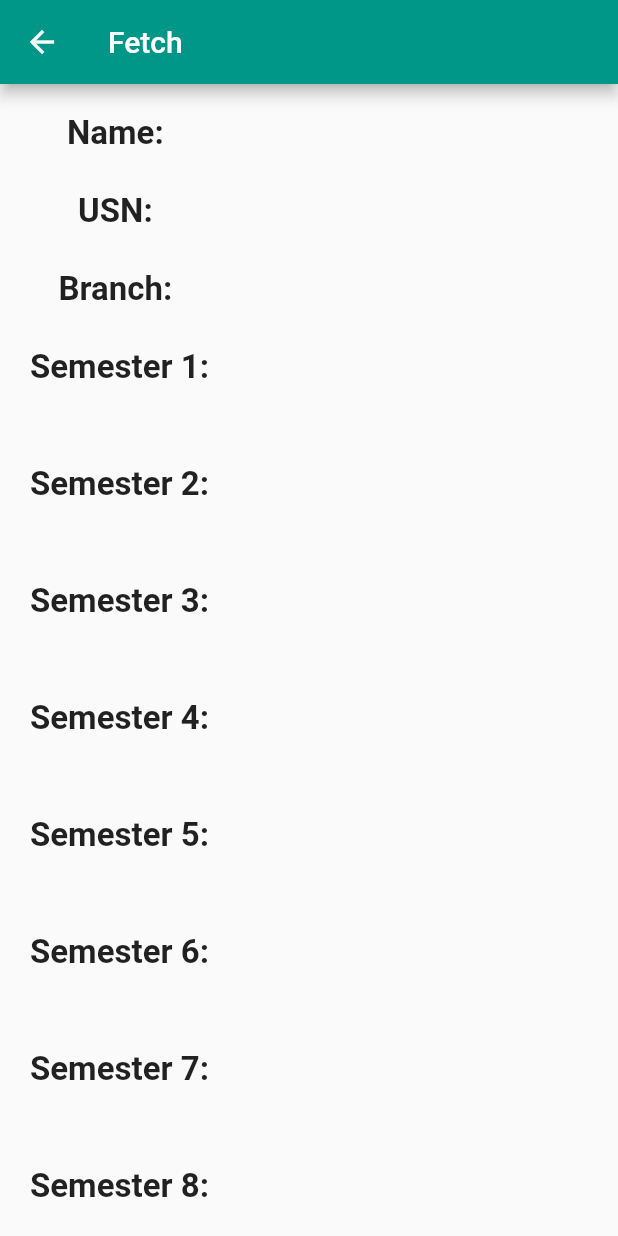
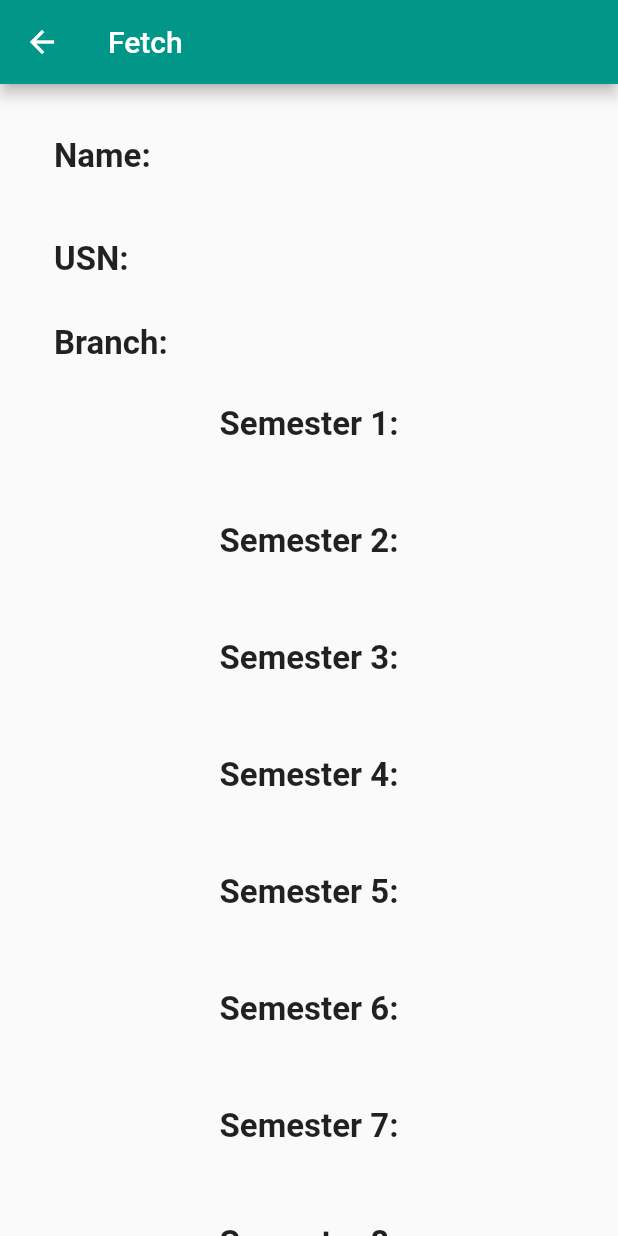
Before and after one commit to ioxvar/BEC-plugin, a Flutter app: the Fetch screen opened directly, on a phone screen of 412 x 824 dp. Run offline on Flutter 3.47's test engine with Material 2 defaults, Android fonts, the phone set to English and light mode, and no system bars; our stand-ins replace cloud_firestore, firebase_auth, firebase_core; accounts and stored records are empty; Roboto replaces fonts that are missing (Montserrat).

Commit message:
ListTile instead of text for fetch

```diff
--- a/lib/semesters/datafetch.dart
+++ b/lib/semesters/datafetch.dart
@@ -56,7 +56,8 @@
                         padding: EdgeInsets.all(20),
                         child: Column(
                           children: <Widget>[
-                            Text(
+                            ListTile(
+                              leading: Text(
                                 "Name: ${data['Name']}",
                                 style: TextStyle(
                                   fontSize: 22,
@@ -64,7 +65,9 @@
                                   fontFamily: 'Montserrat',
                                 ),
                               ),
-                            Text(
+                            ),
+                            ListTile(
+                              leading: Text(
                                 "\nUSN: ${data['USN']}",
                                 style: TextStyle(
                                   fontSize: 22,
@@ -72,12 +75,15 @@
                                   fontFamily: 'Montserrat',
                                 ),
                               ),
-                            Text(
+                            ),
+                            ListTile(
+                              leading: Text(
                                 "\nBranch: ${data['Branch']}",
                                 style: TextStyle(
                                   fontSize: 22,
                                   fontWeight: FontWeight.bold,
                                   fontFamily: 'Montserrat',
+                                ),
                               ),
                             ),
                             Text(
```
Lines whose indentation alone changed are shown as unchanged.
